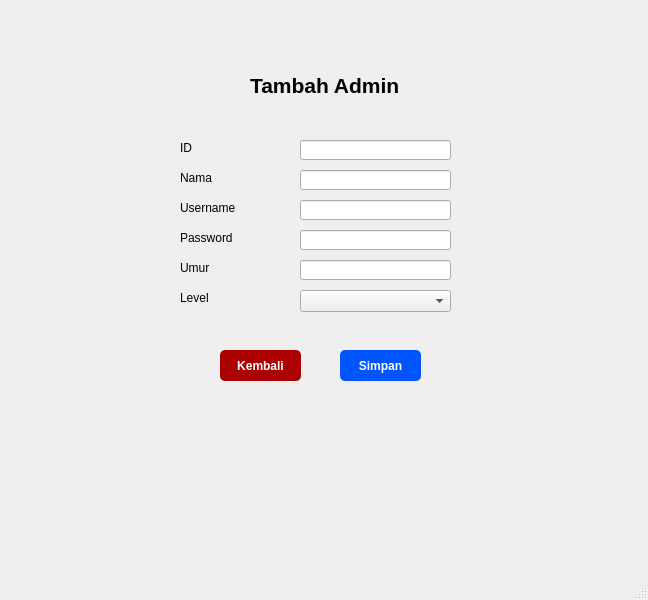
naylasalsdev-project/SudiKasusUAS, file form_insert_data_admin.ui: the form before one commit.
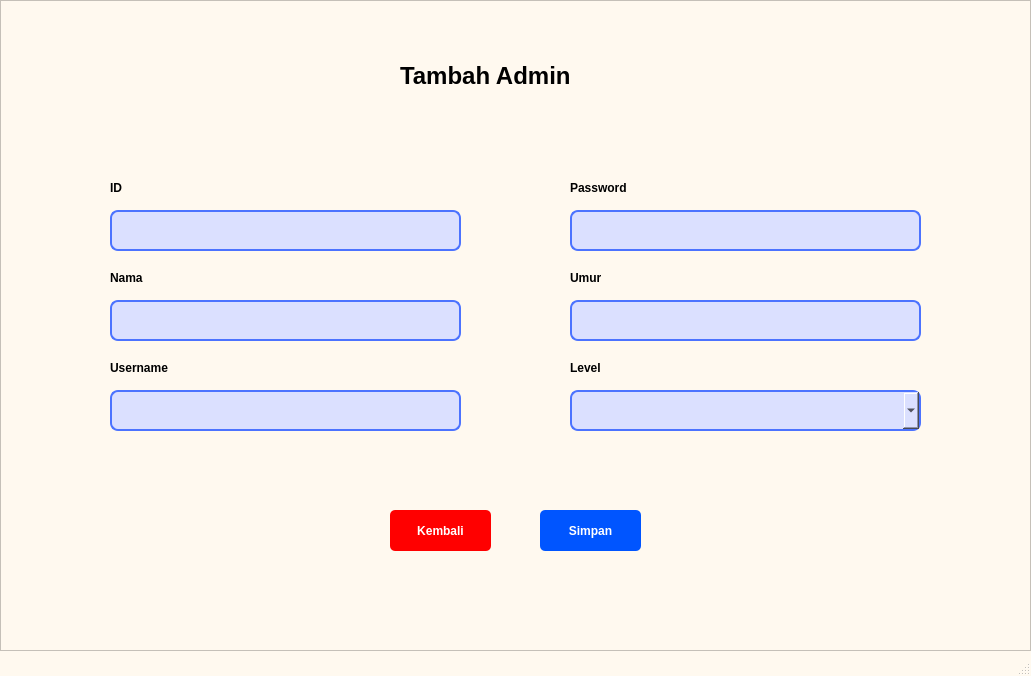
The form after the commit.

Patch:
```diff
--- a/form_insert_data_admin.ui
+++ b/form_insert_data_admin.ui
@@ -6,76 +6,75 @@
    <rect>
     <x>0</x>
     <y>0</y>
-    <width>648</width>
-    <height>600</height>
+    <width>1031</width>
+    <height>676</height>
    </rect>
   </property>
   <property name="windowTitle">
    <string>MainWindow</string>
   </property>
+  <property name="styleSheet">
+   <string notr="true">QMainWindow{ 
+	background-color: rgb(255, 249, 239);
+}</string>
+  </property>
   <widget class="QWidget" name="centralwidget">
-   <widget class="QLineEdit" name="lineEdit_2">
+   <property name="styleSheet">
+    <string notr="true">QWidget{ 
+	background-color: rgb(255, 249, 239);
+}</string>
+   </property>
+   <widget class="QFrame" name="frame">
     <property name="geometry">
      <rect>
-      <x>300</x>
-      <y>170</y>
-      <width>151</width>
-      <height>20</height>
+      <x>0</x>
+      <y>0</y>
+      <width>1031</width>
+      <height>651</height>
      </rect>
     </property>
-   </widget>
-   <widget class="QLabel" name="label_5">
+    <property name="styleSheet">
+     <string notr="true">QFrame{ 
+	background-color: rgb(255, 249, 239);
+}</string>
+    </property>
+    <property name="frameShape">
+     <enum>QFrame::StyledPanel</enum>
+    </property>
+    <property name="frameShadow">
+     <enum>QFrame::Raised</enum>
+    </property>
+    <widget class="QLabel" name="label_9">
     <property name="geometry">
      <rect>
-      <x>180</x>
-      <y>290</y>
+       <x>570</x>
+       <y>180</y>
       <width>81</width>
       <height>16</height>
      </rect>
     </property>
-    <property name="text">
-     <string>Level</string>
-    </property>
-   </widget>
-   <widget class="QPushButton" name="pushButton">
-    <property name="geometry">
-     <rect>
-      <x>340</x>
-      <y>350</y>
-      <width>81</width>
-      <height>31</height>
-     </rect>
-    </property>
     <property name="font">
      <font>
       <weight>75</weight>
       <bold>true</bold>
      </font>
     </property>
-    <property name="styleSheet">
-     <string notr="true">QPushButton {
-    background-color: rgb(0, 85, 255);
-    color: white;
-    border-radius: 5px;   
-    padding: 6px;           
-}</string>
-    </property>
     <property name="text">
-     <string>Simpan</string>
-    </property>
-   </widget>
-   <widget class="QLabel" name="label">
+      <string>Password</string>
+     </property>
+    </widget>
+    <widget class="QLabel" name="label_4">
     <property name="geometry">
      <rect>
-      <x>250</x>
-      <y>60</y>
-      <width>271</width>
+       <x>400</x>
+       <y>50</y>
+       <width>231</width>
       <height>51</height>
      </rect>
     </property>
     <property name="font">
      <font>
-      <pointsize>16</pointsize>
+       <pointsize>18</pointsize>
       <weight>75</weight>
       <bold>true</bold>
      </font>
@@ -84,147 +83,276 @@
      <string>Tambah Admin</string>
     </property>
    </widget>
-   <widget class="QLineEdit" name="lineEdit">
+    <widget class="QLabel" name="label_11">
     <property name="geometry">
      <rect>
-      <x>300</x>
-      <y>230</y>
-      <width>151</width>
-      <height>20</height>
-     </rect>
-    </property>
-   </widget>
-   <widget class="QLabel" name="label_2">
-    <property name="geometry">
-     <rect>
-      <x>180</x>
-      <y>230</y>
+       <x>570</x>
+       <y>360</y>
       <width>81</width>
       <height>16</height>
      </rect>
     </property>
+     <property name="font">
+      <font>
+       <weight>75</weight>
+       <bold>true</bold>
+      </font>
+     </property>
     <property name="text">
-     <string>Password</string>
-    </property>
-   </widget>
-   <widget class="QLabel" name="label_3">
+      <string>Level</string>
+     </property>
+    </widget>
+    <widget class="QLabel" name="label_5">
     <property name="geometry">
      <rect>
-      <x>180</x>
-      <y>170</y>
+       <x>110</x>
+       <y>360</y>
       <width>81</width>
       <height>16</height>
      </rect>
     </property>
-    <property name="text">
-     <string>Nama</string>
-    </property>
-   </widget>
-   <widget class="QComboBox" name="comboBox">
-    <property name="geometry">
-     <rect>
-      <x>300</x>
-      <y>290</y>
-      <width>151</width>
-      <height>22</height>
-     </rect>
+     <property name="font">
+      <font>
+       <weight>75</weight>
+       <bold>true</bold>
+      </font>
+     </property>
+     <property name="text">
+      <string>Username</string>
     </property>
    </widget>
    <widget class="QLineEdit" name="lineEdit_3">
     <property name="geometry">
      <rect>
-      <x>300</x>
-      <y>260</y>
-      <width>151</width>
-      <height>20</height>
-     </rect>
-    </property>
-   </widget>
-   <widget class="QPushButton" name="pushButton_2">
-    <property name="geometry">
-     <rect>
-      <x>220</x>
-      <y>350</y>
-      <width>81</width>
-      <height>31</height>
-     </rect>
-    </property>
-    <property name="font">
-     <font>
-      <weight>75</weight>
-      <bold>true</bold>
-     </font>
+       <x>110</x>
+       <y>210</y>
+       <width>351</width>
+       <height>41</height>
+      </rect>
     </property>
     <property name="styleSheet">
-     <string notr="true">QPushButton {
-    background-color: rgb(170, 0, 0);
-    color: white;
-    border-radius: 5px;   
-    padding: 6px;           
+      <string notr="true">QLineEdit {
+    border: 2px solid rgb(76, 115, 255);
+    background-color: rgb(219, 224, 255);
+	border-radius: 8px
 }</string>
-    </property>
-    <property name="text">
-     <string>Kembali</string>
-    </property>
-   </widget>
-   <widget class="QLabel" name="label_4">
-    <property name="geometry">
-     <rect>
-      <x>180</x>
-      <y>260</y>
-      <width>81</width>
-      <height>16</height>
-     </rect>
-    </property>
-    <property name="text">
-     <string>Umur</string>
     </property>
    </widget>
    <widget class="QLabel" name="label_6">
     <property name="geometry">
      <rect>
-      <x>180</x>
-      <y>200</y>
+       <x>110</x>
+       <y>270</y>
       <width>81</width>
       <height>16</height>
      </rect>
     </property>
+     <property name="font">
+      <font>
+       <weight>75</weight>
+       <bold>true</bold>
+      </font>
+     </property>
     <property name="text">
-     <string>Username</string>
+      <string>Nama</string>
+     </property>
+    </widget>
+    <widget class="QLabel" name="label_10">
+     <property name="geometry">
+      <rect>
+       <x>110</x>
+       <y>180</y>
+       <width>81</width>
+       <height>16</height>
+      </rect>
+     </property>
+     <property name="font">
+      <font>
+       <weight>75</weight>
+       <bold>true</bold>
+      </font>
+     </property>
+     <property name="text">
+      <string>ID</string>
+     </property>
+    </widget>
+    <widget class="QLabel" name="label_14">
+     <property name="geometry">
+      <rect>
+       <x>570</x>
+       <y>270</y>
+       <width>81</width>
+       <height>16</height>
+      </rect>
+     </property>
+     <property name="font">
+      <font>
+       <weight>75</weight>
+       <bold>true</bold>
+      </font>
+     </property>
+     <property name="text">
+      <string>Umur</string>
+     </property>
+    </widget>
+    <widget class="QLabel" name="label_21">
+     <property name="geometry">
+      <rect>
+       <x>570</x>
+       <y>270</y>
+       <width>81</width>
+       <height>16</height>
+      </rect>
+     </property>
+     <property name="font">
+      <font>
+       <weight>75</weight>
+       <bold>true</bold>
+      </font>
+     </property>
+     <property name="text">
+      <string>Umur</string>
     </property>
    </widget>
    <widget class="QLineEdit" name="lineEdit_4">
     <property name="geometry">
      <rect>
-      <x>300</x>
-      <y>200</y>
-      <width>151</width>
-      <height>20</height>
-     </rect>
-    </property>
+       <x>110</x>
+       <y>300</y>
+       <width>351</width>
+       <height>41</height>
+      </rect>
+     </property>
+     <property name="styleSheet">
+      <string notr="true">QLineEdit {
+    border: 2px solid rgb(76, 115, 255);
+    background-color: rgb(219, 224, 255);
+	border-radius: 8px
+}</string>
+     </property>
    </widget>
    <widget class="QLineEdit" name="lineEdit_5">
     <property name="geometry">
      <rect>
-      <x>300</x>
-      <y>140</y>
-      <width>151</width>
-      <height>20</height>
-     </rect>
-    </property>
-   </widget>
-   <widget class="QLabel" name="label_7">
+       <x>110</x>
+       <y>390</y>
+       <width>351</width>
+       <height>41</height>
+      </rect>
+     </property>
+     <property name="styleSheet">
+      <string notr="true">QLineEdit {
+    border: 2px solid rgb(76, 115, 255);
+    background-color: rgb(219, 224, 255);
+	border-radius: 8px
+}</string>
+     </property>
+    </widget>
+    <widget class="QLineEdit" name="lineEdit_6">
     <property name="geometry">
      <rect>
-      <x>180</x>
-      <y>140</y>
-      <width>81</width>
-      <height>16</height>
-     </rect>
-    </property>
+       <x>570</x>
+       <y>210</y>
+       <width>351</width>
+       <height>41</height>
+      </rect>
+     </property>
+     <property name="styleSheet">
+      <string notr="true">QLineEdit {
+    border: 2px solid rgb(76, 115, 255);
+    background-color: rgb(219, 224, 255);
+	border-radius: 8px
+}</string>
+     </property>
+    </widget>
+    <widget class="QLineEdit" name="lineEdit_7">
+     <property name="geometry">
+      <rect>
+       <x>570</x>
+       <y>300</y>
+       <width>351</width>
+       <height>41</height>
+      </rect>
+     </property>
+     <property name="styleSheet">
+      <string notr="true">QLineEdit {
+    border: 2px solid rgb(76, 115, 255);
+    background-color: rgb(219, 224, 255);
+	border-radius: 8px
+}</string>
+     </property>
+    </widget>
+    <widget class="QComboBox" name="comboBox">
+     <property name="geometry">
+      <rect>
+       <x>570</x>
+       <y>390</y>
+       <width>351</width>
+       <height>41</height>
+      </rect>
+     </property>
+     <property name="styleSheet">
+      <string notr="true">QComboBox {
+    border: 2px solid rgb(76, 115, 255);
+    background-color: rgb(219, 224, 255);
+	border-radius: 8px
+}</string>
+     </property>
+    </widget>
+    <widget class="QPushButton" name="pushButton_7">
+     <property name="geometry">
+      <rect>
+       <x>390</x>
+       <y>510</y>
+       <width>101</width>
+       <height>41</height>
+      </rect>
+     </property>
+     <property name="font">
+      <font>
+       <weight>75</weight>
+       <bold>true</bold>
+      </font>
+     </property>
+     <property name="styleSheet">
+      <string notr="true">QPushButton {
+    background-color: rgb(255, 0, 0);
+    color: white;
+    border-radius: 5px;   
+    padding: 6px;           
+}</string>
+     </property>
     <property name="text">
-     <string>ID</string>
-    </property>
+      <string>Kembali</string>
+     </property>
+    </widget>
+    <widget class="QPushButton" name="pushButton_6">
+     <property name="geometry">
+      <rect>
+       <x>540</x>
+       <y>510</y>
+       <width>101</width>
+       <height>41</height>
+      </rect>
+     </property>
+     <property name="font">
+      <font>
+       <weight>75</weight>
+       <bold>true</bold>
+      </font>
+     </property>
+     <property name="styleSheet">
+      <string notr="true">QPushButton {
+    background-color: rgb(0, 85, 255);
+    color: white;
+    border-radius: 5px;   
+    padding: 6px;           
+}</string>
+     </property>
+     <property name="text">
+      <string>Simpan</string>
+     </property>
+    </widget>
    </widget>
   </widget>
   <widget class="QMenuBar" name="menubar">
```
Left out of the diff: 4 changed lines with no effect on the pictures. Lines whose indentation alone changed are shown as unchanged.
